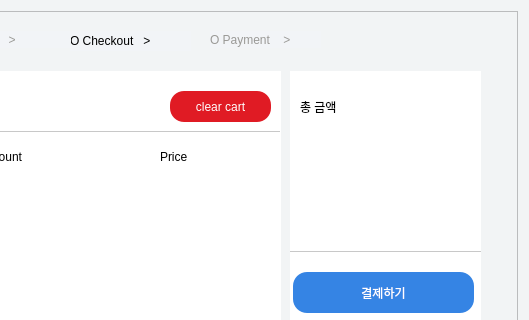
This is QT-Main/pagecart.ui in seojeong1220/QT-CART as Qt 5 draws it before an edit; both pictures show x 271 to 800 and y 0 to 320 of the 800 by 480 pixel window. The edited form follows.
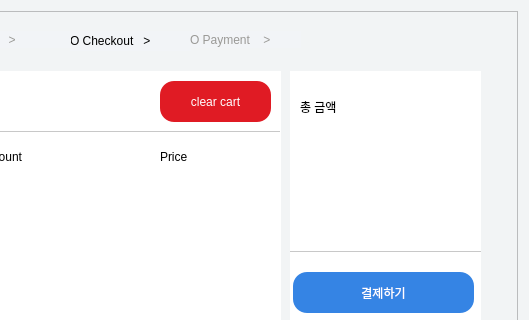
This is the edited form. Icons and pictures are not drawn.

The edit to the form file:
```diff
--- a/QT-Main/pagecart.ui
+++ b/QT-Main/pagecart.ui
@@ -180,10 +180,10 @@
        <widget class="QPushButton" name="pushButton">
         <property name="geometry">
          <rect>
-          <x>420</x>
-          <y>20</y>
-          <width>101</width>
-          <height>31</height>
+          <x>410</x>
+          <y>10</y>
+          <width>111</width>
+          <height>41</height>
          </rect>
         </property>
         <property name="styleSheet">
@@ -418,7 +418,7 @@
      <widget class="QLabel" name="label_8">
       <property name="geometry">
        <rect>
-        <x>470</x>
+        <x>450</x>
         <y>20</y>
         <width>111</width>
         <height>17</height>
```
